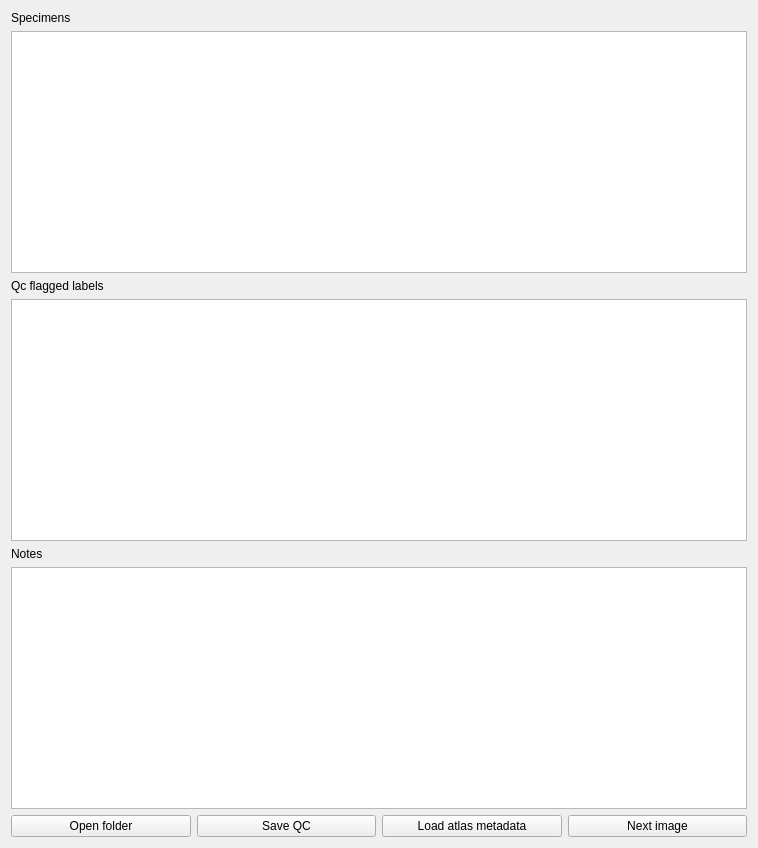
VCCRI/vpv, file vpv/ui/views/ui_qctab.ui: the form before one commit.
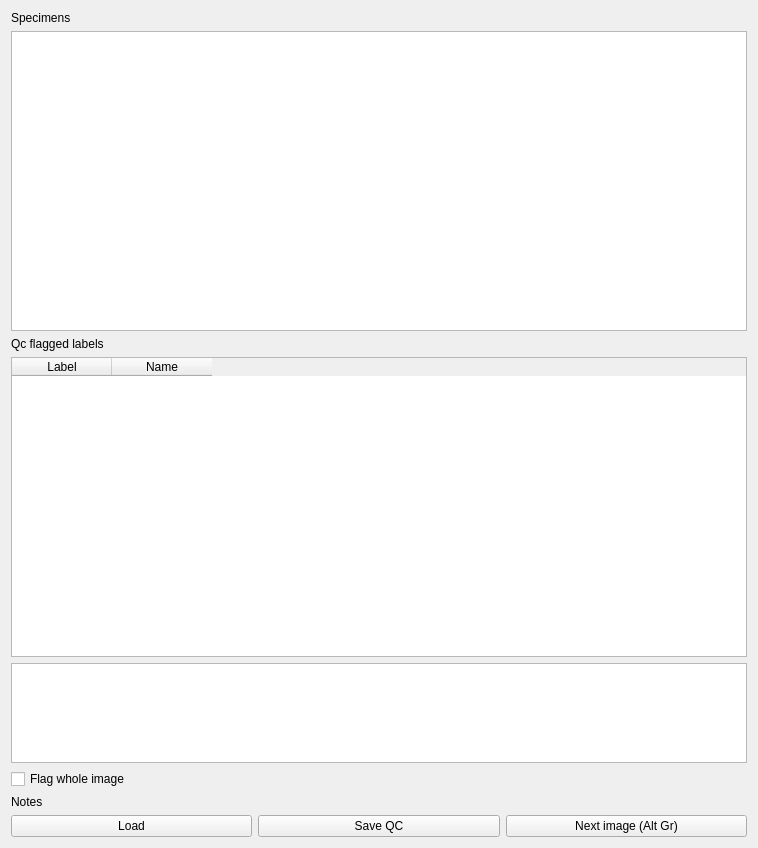
The form after the commit.

Commit message: First working version of QC tab fro LAMA output data

The edit to the form file:
```diff
--- a/vpv/ui/views/ui_qctab.ui
+++ b/vpv/ui/views/ui_qctab.ui
@@ -32,7 +32,41 @@
     </widget>
    </item>
    <item>
-    <widget class="QListWidget" name="listWidgetQcFlagged"/>
+    <widget class="QTableWidget" name="tableWidgetFlagged">
+     <column>
+      <property name="text">
+       <string>Label</string>
+      </property>
+     </column>
+     <column>
+      <property name="text">
+       <string>Name</string>
+      </property>
+     </column>
+    </widget>
+   </item>
+   <item>
+    <widget class="QTextEdit" name="textEditSpecimenNotes">
+     <property name="sizePolicy">
+      <sizepolicy hsizetype="Expanding" vsizetype="Fixed">
+       <horstretch>0</horstretch>
+       <verstretch>0</verstretch>
+      </sizepolicy>
+     </property>
+     <property name="maximumSize">
+      <size>
+       <width>16777215</width>
+       <height>100</height>
+      </size>
+     </property>
+    </widget>
+   </item>
+   <item>
+    <widget class="QCheckBox" name="checkBoxFlagWholeImage">
+     <property name="text">
+      <string>Flag whole image</string>
+     </property>
+    </widget>
    </item>
    <item>
     <widget class="QLabel" name="label_3">
@@ -41,15 +75,12 @@
      </property>
     </widget>
    </item>
-   <item>
-    <widget class="QListWidget" name="listWidgetNotes"/>
-   </item>
    <item>
     <layout class="QHBoxLayout" name="horizontalLayout">
      <item>
       <widget class="QPushButton" name="pushButtonOpenDir">
        <property name="text">
-        <string>Open folder</string>
+        <string>Load</string>
        </property>
       </widget>
      </item>
@@ -60,17 +91,10 @@
        </property>
       </widget>
      </item>
-     <item>
-      <widget class="QPushButton" name="pushButtonLoadAtlasMetadata">
-       <property name="text">
-        <string>Load atlas metadata</string>
-       </property>
-      </widget>
-     </item>
      <item>
       <widget class="QPushButton" name="pushButtonNextSpecimen">
        <property name="text">
-        <string>Next image</string>
+        <string>Next image (Alt Gr)</string>
        </property>
       </widget>
      </item>
```
Left out of the diff: 2 changed lines with no effect on the pictures. The commit also changes 5 other files.
